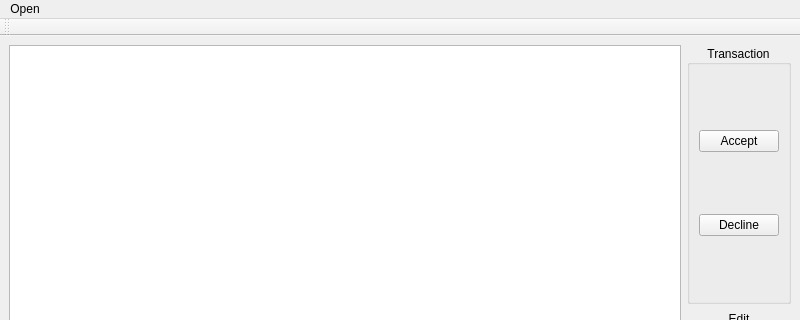
avi-gecko/postgre-editor, file qt/ui/mainwindow.ui: the form before one commit; both pictures show x 0 to 800 and y 0 to 320 of the 800 by 600 pixel window.
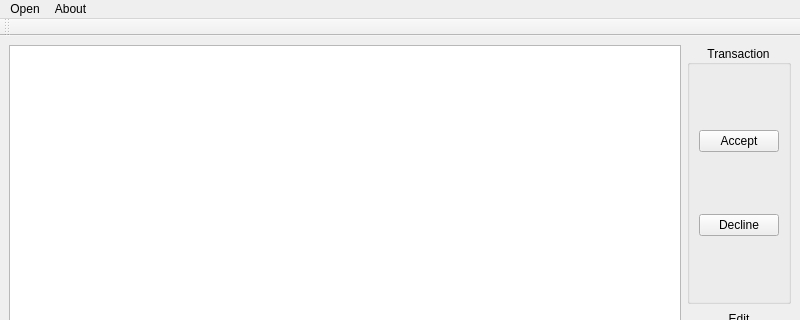
The form after the commit.

```diff
--- a/qt/ui/mainwindow.ui
+++ b/qt/ui/mainwindow.ui
@@ -92,7 +92,14 @@
     <addaction name="actionConnect_to_a_database"/>
     <addaction name="actionClose_connection"/>
    </widget>
+   <widget class="QMenu" name="menuAbout">
+    <property name="title">
+     <string>About</string>
+    </property>
+    <addaction name="actionAuthor"/>
+   </widget>
    <addaction name="menuOpen"/>
+   <addaction name="menuAbout"/>
   </widget>
   <widget class="QStatusBar" name="statusbar"/>
   <widget class="QToolBar" name="toolBar">
```
Left out of the diff: 7 changed lines with no effect on the pictures.
